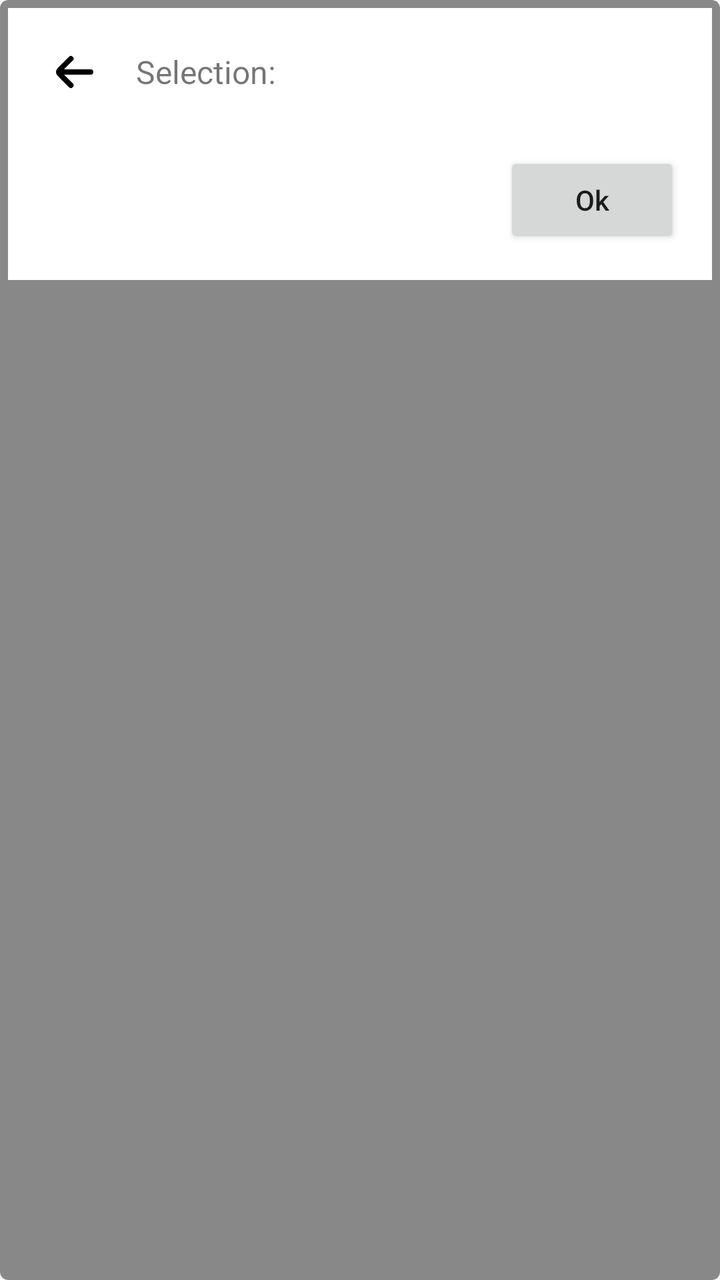
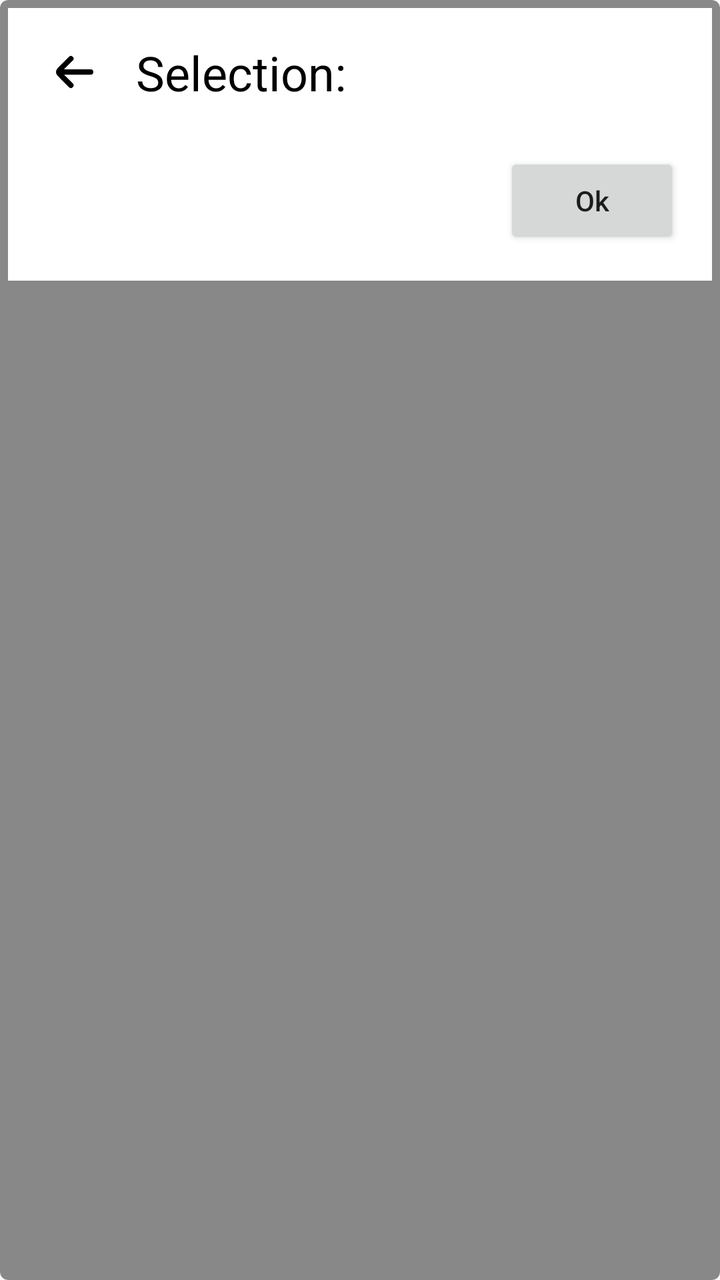

The first picture is an Android layout as it rendered before a commit; the second is the same layout after the commit. The layout source and the unified diff follow.
<!-- AndroidManifest.xml: application theme Theme.PlainContainers -->
<!-- res/layout/popup_selection.xml -->
<?xml version="1.0" encoding="utf-8"?>
<androidx.cardview.widget.CardView
    xmlns:android="http://schemas.android.com/apk/res/android"
    xmlns:app="http://schemas.android.com/apk/res-auto"
    android:layout_width="wrap_content"
    android:layout_height="wrap_content"
    app:cardCornerRadius="@dimen/cornerRadiusDefault"
    app:cardBackgroundColor="@color/border"
    app:cardElevation="0dp"
    >

    <LinearLayout
        android:layout_width="wrap_content"
        android:layout_height="wrap_content"
        android:orientation="vertical"
        android:background="@color/backgroundDefault"
        android:layout_margin="4dp"
        android:padding="@dimen/viewPadding"
        >

        <RelativeLayout
            android:id="@+id/rlTitleRow"
            android:layout_width="wrap_content"
            android:layout_height="wrap_content">

            <ImageButton
                android:id="@+id/btnSelectionBack"
                android:layout_width="wrap_content"
                android:layout_height="wrap_content"
                android:minWidth="32dp"
                android:minHeight="32dp"
                android:src="@drawable/arrow_small_left_24"
                android:contentDescription="@string/accessibility_btn_dismiss_popup"
                android:scaleType="centerCrop"
                android:background="@color/backgroundDefault"
                android:layout_centerVertical="true"
            />

            <TextView
                android:id="@+id/tvPopupSelectionTitle"
                android:layout_width="wrap_content"
                android:layout_height="wrap_content"
                android:text="Selection:"
                android:textSize="@dimen/fontSizeDefault"
                android:layout_centerVertical="true"
                android:layout_toEndOf="@id/btnSelectionBack"
                android:layout_marginLeft="16dp"
            />
        </RelativeLayout>

        <RelativeLayout
            android:layout_width="wrap_content"
            android:layout_height="wrap_content">

            <ListView
                android:id="@+id/lvPopupSelectionList"
                android:layout_width="wrap_content"
                android:layout_height="wrap_content"
                android:layout_marginTop="24dp"
                android:divider="@color/backgroundDefault"
                android:dividerHeight="16dp"
            />

            <Button
                android:id="@+id/btnSelectionOk"
                android:layout_width="wrap_content"
                android:layout_height="wrap_content"
                android:layout_below="@id/lvPopupSelectionList"
                android:layout_alignParentRight="true"
                android:textAllCaps="false"
                android:text="@string/general_btn_ok"
            />
        </RelativeLayout>
    </LinearLayout>
</androidx.cardview.widget.CardView>
<!-- resources referenced by this layout -->
<resources>
  <color name="backgroundDefault">@color/white</color>
  <color name="border">@color/darkgray</color>
  <dimen name="cornerRadiusDefault">4dp</dimen>
  <dimen name="fontSizeDefault">16sp</dimen>
  <dimen name="viewPadding">16dp</dimen>
  <!-- drawable arrow_small_left_24 (drawable) -->
  <vector xmlns:android="http://schemas.android.com/apk/res/android" android:height="24dp" android:viewportHeight="24" android:viewportWidth="24" android:width="24dp">
        
      <path android:fillColor="#FF000000" android:pathData="M19,11H9l3.29,-3.29a1,1 0,0 0,0 -1.42,1 1,0 0,0 -1.41,0l-4.29,4.3A2,2 0,0 0,6 12H6a2,2 0,0 0,0.59 1.4l4.29,4.3a1,1 0,1 0,1.41 -1.42L9,13H19a1,1 0,0 0,0 -2Z"/>
      
  </vector>
  <string name="accessibility_btn_dismiss_popup">Cancel</string>
  <string name="general_btn_ok">Ok</string>
  <style name="Theme.PlainContainers" parent="Theme.AppCompat.Light.NoActionBar">
          <item name="android:windowTranslucentStatus">true</item>
      </style>
  <color name="white">#FFFFFFFF</color>
  <color name="darkgray">#888</color>
</resources>

<!-- the commit's change to res/layout/popup_selection.xml (unified diff, before → after) -->
@@ -41,7 +41,7 @@
                 android:layout_width="wrap_content"
                 android:layout_height="wrap_content"
                 android:text="Selection:"
-                android:textSize="@dimen/fontSizeDefault"
+                android:textAppearance="@style/Widget.PlainContainers.Text.Title"
                 android:layout_centerVertical="true"
                 android:layout_toEndOf="@id/btnSelectionBack"
                 android:layout_marginLeft="16dp"
<!-- resource entries referenced after the edit -->
@@ -3,7 +3,6 @@
   <color name="backgroundDefault">@color/white</color>
   <color name="border">@color/darkgray</color>
   <dimen name="cornerRadiusDefault">4dp</dimen>
-  <dimen name="fontSizeDefault">16sp</dimen>
   <dimen name="viewPadding">16dp</dimen>
   <!-- drawable arrow_small_left_24 (drawable) -->
   <vector xmlns:android="http://schemas.android.com/apk/res/android" android:height="24dp" android:viewportHeight="24" android:viewportWidth="24" android:width="24dp">
@@ -13,10 +12,17 @@
   </vector>
   <string name="accessibility_btn_dismiss_popup">Cancel</string>
   <string name="general_btn_ok">Ok</string>
+  <style name="Widget.PlainContainers.Text.Title" parent="Theme.PlainContainers">
+          <item name="android:textSize">@dimen/fontSizeTitle</item>
+          <item name="android:textColor">@color/textColorTitle</item>
+      </style>
   <style name="Theme.PlainContainers" parent="Theme.AppCompat.Light.NoActionBar">
           <item name="android:windowTranslucentStatus">true</item>
       </style>
   <color name="white">#FFFFFFFF</color>
   <color name="darkgray">#888</color>
+  <dimen name="fontSizeTitle">24sp</dimen>
+  <color name="textColorTitle">@color/black</color>
+  <color name="black">#FF000000</color>
 </resources>
 
